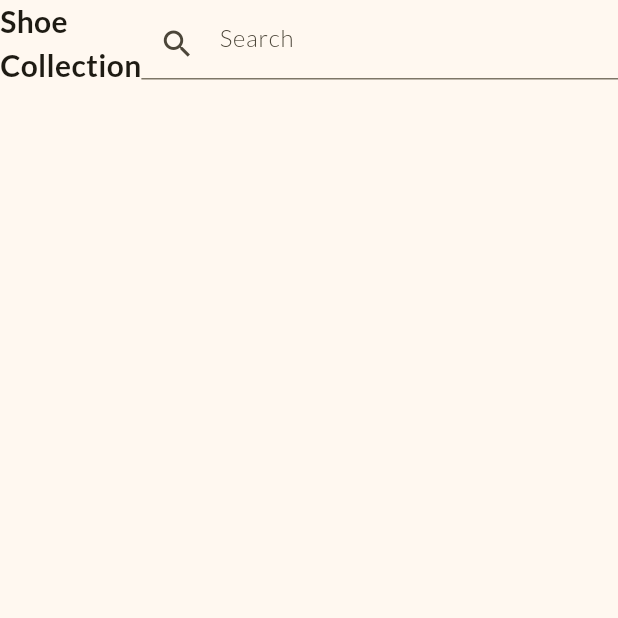
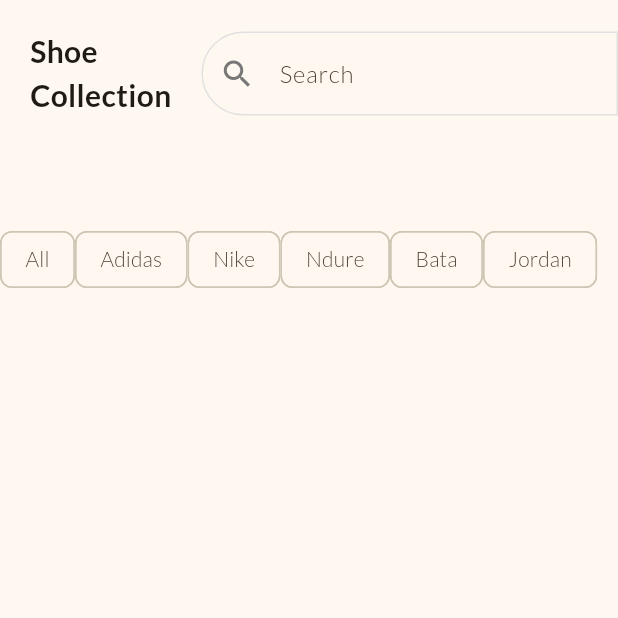
Before and after one commit to rjunaidd/shop_app_demo, a Flutter app: the screen it shows after launch, on a phone screen of 412 x 824 dp, the top half of it. Run offline on Flutter 3.47's test engine with Material 3 defaults, Android fonts, the phone set to English and light mode, and no system bars; our stand-ins replace google_fonts.

Commit message:
listview bilder

```diff
--- a/lib/home_page.dart
+++ b/lib/home_page.dart
@@ -4,19 +4,40 @@
 class HomePage extends StatelessWidget {
   const HomePage({super.key});
 
+  final List<String> filters = const [
+    "All",
+    "Adidas",
+    "Nike",
+    "Ndure",
+    "Bata",
+    "Jordan"
+  ];
+
   @override
   Widget build(BuildContext context) {
-    return const SafeArea(
+
+    final border = OutlineInputBorder(
+        borderSide: BorderSide(
+          color: Color.fromRGBO(225, 225, 225, 1),
+        ),
+        borderRadius: BorderRadius.horizontal(
+            left: Radius.circular(50)
+        )
+    );
+    return  SafeArea(
         child: Scaffold(
           body: Column(
             children: [
               Row(
                 children: [
-                  Text("Shoe\nCollection" ,
-                    style: TextStyle(
-                        fontWeight: FontWeight.bold,
-                        fontFamily: 'Lato',
-                        fontSize: 20
+                  Padding(
+                    padding: const EdgeInsets.all(20.0),
+                    child: Text("Shoe\nCollection" ,
+                      style: TextStyle(
+                          fontWeight: FontWeight.bold,
+                          fontFamily: 'Lato',
+                          fontSize: 20
+                      ),
                     ),
                   ),
                   Expanded(
@@ -24,11 +45,25 @@
                         decoration: InputDecoration(
                           hintText: "Search",
                           hintStyle: TextStyle(),
-                          prefixIcon: Icon(Icons.search)
+                          prefixIcon: Icon(Icons.search ),
+                          border: border,
+                          enabledBorder: border,
+                          focusedBorder: border
                         ),
                       )
                   ),
                 ],
+              ),
+              SizedBox(
+                height: 150,
+                child: ListView.builder(
+                  itemCount:  filters.length,
+                  scrollDirection: Axis.horizontal,
+                  itemBuilder:(context , index){
+                    final filter = filters[index];
+                    return Chip(label: Text(filter));
+                  },
+                ),
               ),
             ],
           ),
--- a/lib/main.dart
+++ b/lib/main.dart
@@ -23,6 +23,7 @@
           fontWeight: FontWeight.bold,
           fontSize: 16
         ),
+        prefixIconColor: Color.fromRGBO(119, 119, 119, 1),
       ),
       ),
       home: HomePage(),
```
